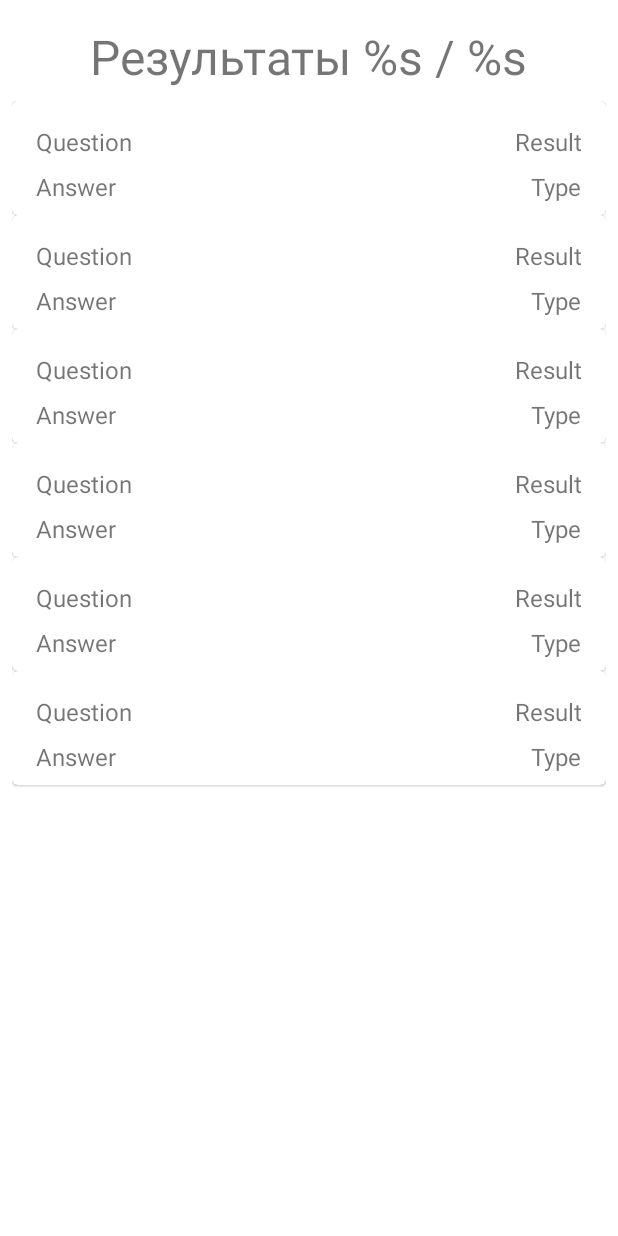
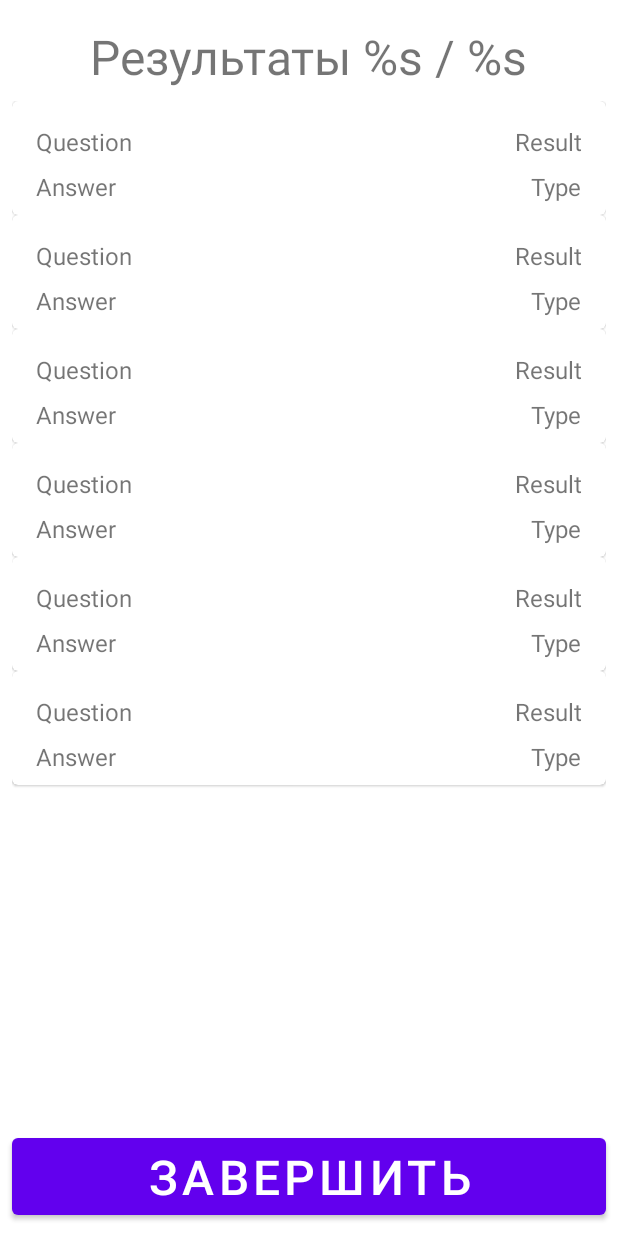
Before and after one commit to MrDmitriy65/SWT, an Android app: the layout fragment_training_result.xml on its own in the app's theme, with its tools: preview values and no code run, on a phone screen of 412 x 824 dp. Run offline under Robolectric (Android 15) with nearby library versions, the phone set to English and light mode, and no system bars.

Commit message:
7: Added new button for result. Refactoring.

```diff
--- a/app/src/main/java/com/mrdmitriy65/serbianwordstrainer/fragments/trainer/TrainingResultFragment.kt
+++ b/app/src/main/java/com/mrdmitriy65/serbianwordstrainer/fragments/trainer/TrainingResultFragment.kt
@@ -6,6 +6,7 @@ import android.view.LayoutInflater
 import android.view.View
 import android.view.ViewGroup
 import androidx.fragment.app.activityViewModels
+import androidx.navigation.fragment.findNavController
 import com.mrdmitriy65.serbianwordstrainer.R
 import com.mrdmitriy65.serbianwordstrainer.SerbianWordsTrainerApplication
 import com.mrdmitriy65.serbianwordstrainer.adapters.ResultListAdapter
@@ -43,6 +44,11 @@ class TrainingResultFragment : Fragment() {
         binding.resultList.adapter = adapter
         binding.resultList.setHasFixedSize(true)
 
+        binding.completeTraining.setOnClickListener {
+            val action = TrainingResultFragmentDirections.actionTrainingResultFragmentToStartLearnFragment()
+            findNavController().navigate(action)
+        }
+
         binding.resultText.text = getString(R.string.exercise_results,
             results.count { it.isCorrect }.toString(),
             results.count { it.isCompleted }.toString()
--- a/app/src/main/res/layout/fragment_training_result.xml
+++ b/app/src/main/res/layout/fragment_training_result.xml
@@ -22,11 +22,22 @@
         android:layout_width="0dp"
         android:layout_height="0dp"
         android:layout_margin="8dp"
+        app:layoutManager="androidx.recyclerview.widget.LinearLayoutManager"
+        app:layout_constraintBottom_toTopOf="@+id/complete_training"
+        app:layout_constraintEnd_toEndOf="parent"
+        app:layout_constraintStart_toStartOf="parent"
         app:layout_constraintTop_toBottomOf="@id/result_text"
-        app:layout_constraintStart_toStartOf="parent"
-        app:layout_constraintEnd_toEndOf="parent"
+        tools:itemCount="10"
+        tools:listitem="@layout/exercise_result_layout" />
+
+    <Button
+        android:id="@+id/complete_training"
+        android:layout_width="match_parent"
+        android:layout_height="wrap_content"
+        android:layout_margin="8dp"
+        android:text="@string/training_result_fragment_complete_training"
+        android:textSize="32sp"
         app:layout_constraintBottom_toBottomOf="parent"
-        app:layoutManager="androidx.recyclerview.widget.LinearLayoutManager"
-        tools:listitem="@layout/exercise_result_layout"
-        tools:itemCount="10"/>
+        app:layout_constraintEnd_toEndOf="parent" />
+
 </androidx.constraintlayout.widget.ConstraintLayout>
--- a/app/src/main/res/values/strings.xml
+++ b/app/src/main/res/values/strings.xml
@@ -29,6 +29,9 @@
     <!-- Chose From Variants fragment -->
     <string name="chose_from_variants_fragment_play_sound">Прослушать слово</string>
 
+    <!-- Training Result Variants fragment -->
+    <string name="training_result_fragment_complete_training">Завершить</string>
+
     <string name="answer_button_description">Кнопка для ответа</string>
     <string name="answer_text_field">Ответ</string>
     <string name="next_exercise_button">Далее</string>
```
Also changed, not shown: app/src/main/res/layout/fragment_answer.xml (+3 -12 lines).
